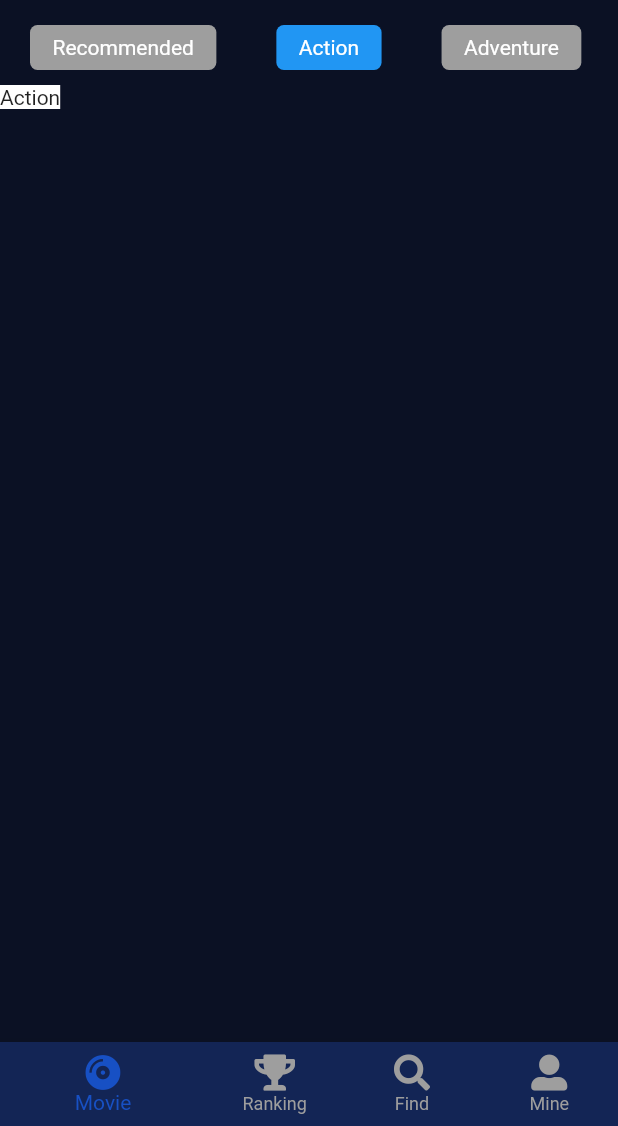
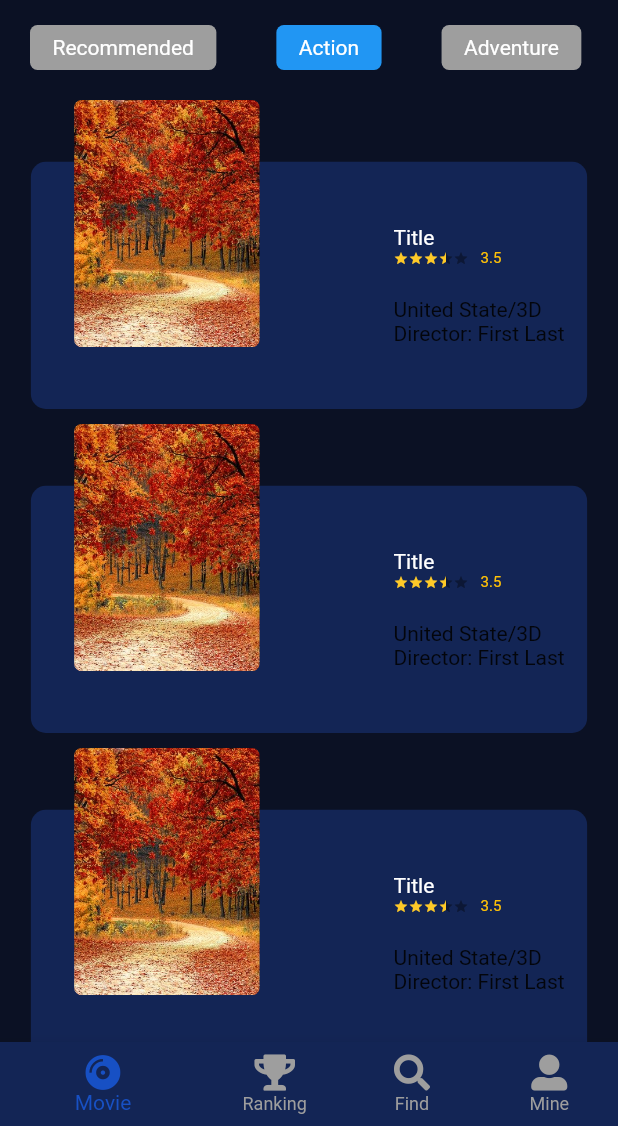
Before and after one commit to sharmashashi/basics, a Flutter app: the screen it shows after launch, after a tap on "Action", on a phone screen of 412 x 824 dp, the part 110-1236 px from its top. Run offline on Flutter 3.47's test engine with Material 2 defaults, Android fonts, the phone set to English and light mode, and no system bars; drawn by our look-alikes of flutter_rating_bar; our stand-ins replace carousel_slider, font_awesome_flutter, get.

Commit message:
laid other genre ui

```diff
--- a/lib/screens/home/tabs/movie/genrewise/genre/genre.dart
+++ b/lib/screens/home/tabs/movie/genrewise/genre/genre.dart
@@ -1,14 +1,113 @@
+import 'package:firstproject/utils/colors.dart';
 import 'package:flutter/material.dart';
+import 'package:flutter_rating_bar/flutter_rating_bar.dart';
 
 class Genre extends StatelessWidget {
+  final double height;
   final String genre;
-  Genre(this.genre);
+  Genre({@required this.genre, @required this.height});
   @override
   Widget build(BuildContext context) {
+    Size screenSize = MediaQuery.of(context).size;
+    return SizedBox(
+      height: height,
+      width: screenSize.width,
+      child: ListView(
+        children: [
+          eachMovie(screenSize),
+          eachMovie(screenSize),
+          eachMovie(screenSize),
+          eachMovie(screenSize),
+          eachMovie(screenSize),
+          eachMovie(screenSize),
+          eachMovie(screenSize),
+          eachMovie(screenSize),
+          eachMovie(screenSize)
+        ],
+      ),
+    );
+  }
+
+  Widget eachMovie(Size screenSize) {
     return Container(
-      color: Colors.white,
-      child: Center(
-        child: Text(genre),
+      margin: EdgeInsets.only(top: 10),
+      height: screenSize.height * 0.25,
+      width: screenSize.width,
+      color: Colors.transparent,
+      child: Stack(
+        children: [
+          Positioned(
+            bottom: 0,
+            left: screenSize.width * 0.05,
+            child: Container(
+              decoration: BoxDecoration(
+                  color: primarylight, borderRadius: BorderRadius.circular(10)),
+              width: screenSize.width * 0.9,
+              height: screenSize.height * 0.2,
+              child: Row(
+                mainAxisAlignment: MainAxisAlignment.spaceBetween,
+                children: [
+                  SizedBox(),
+                  Padding(
+                    padding: const EdgeInsets.only(right: 15),
+                    child: Column(
+                      mainAxisAlignment: MainAxisAlignment.center,
+                      crossAxisAlignment: CrossAxisAlignment.start,
+                      children: [
+                        Text(
+                          "Title",
+                          style: TextStyle(color: Colors.white),
+                        ),
+                        Row(
+                          mainAxisAlignment: MainAxisAlignment.spaceBetween,
+                          children: [
+                            RatingBar(
+                              initialRating: 3.5,
+                              allowHalfRating: true,
+                              onRatingUpdate: (val) {},
+                              itemBuilder: (ctx, index) {
+                                return Icon(
+                                  Icons.star,
+                                  color: Colors.amber.shade400,
+                                );
+                              },
+                              itemSize: 10,
+                            ),
+                            SizedBox(
+                              width: 8,
+                            ),
+                            Text(
+                              "3.5",
+                              style:
+                                  TextStyle(color: Colors.amber, fontSize: 10),
+                            )
+                          ],
+                        ),
+                        SizedBox(
+                          height: 20,
+                        ),
+                        Text("United State/3D"),
+                        Text("Director: First Last")
+                      ],
+                    ),
+                  ),
+                ],
+              ),
+            ),
+          ),
+          Positioned(
+            left: screenSize.width * 0.12,
+            child: ClipRRect(
+              borderRadius: BorderRadius.circular(5),
+              child: Image.asset(
+                "assets/slider1.jpg",
+                height: screenSize.height * 0.20,
+                width: screenSize.height * 0.15,
+                fit: BoxFit.cover,
+              ),
+            ),
+          ),
+        ],
       ),
     );
   }
--- a/lib/screens/home/tabs/movie/movie.dart
+++ b/lib/screens/home/tabs/movie/movie.dart
@@ -6,10 +6,15 @@ import 'package:get/get.dart';
 
 class Movie extends StatelessWidget {
   final MovieController _movieController = MovieController();
+  bool _init = false;
   @override
   Widget build(BuildContext context) {
     Size screenSize = MediaQuery.of(context).size;
-    _movieController.setSelectedGenre = Recommended(screenSize.height - 130);
+    if (_init == false) {
+      _init = true;
+      _movieController.setSelectedGenre = Recommended(screenSize.height - 130);
+    }
+
     return Container(
       width: screenSize.width,
       height: screenSize.height,
@@ -65,8 +70,10 @@ class Movie extends StatelessWidget {
           _movieController.setSelectedGenre =
               Recommended(screenSize.height - 130);
         } else {
-          _movieController.setSelectedGenre =
-              Genre(_movieController.movieGenres[index]);
+          _movieController.setSelectedGenre = Genre(
+            genre: _movieController.movieGenres[index],
+            height: screenSize.height - 130,
+          );
         }
       },
       child: Container(
```
